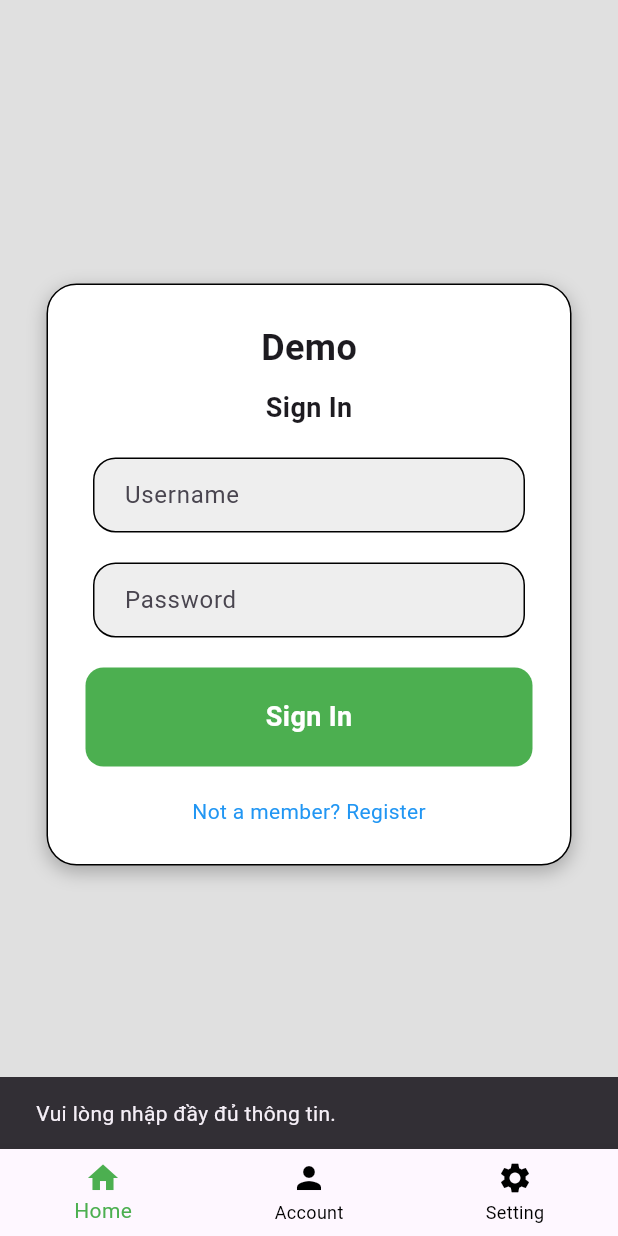
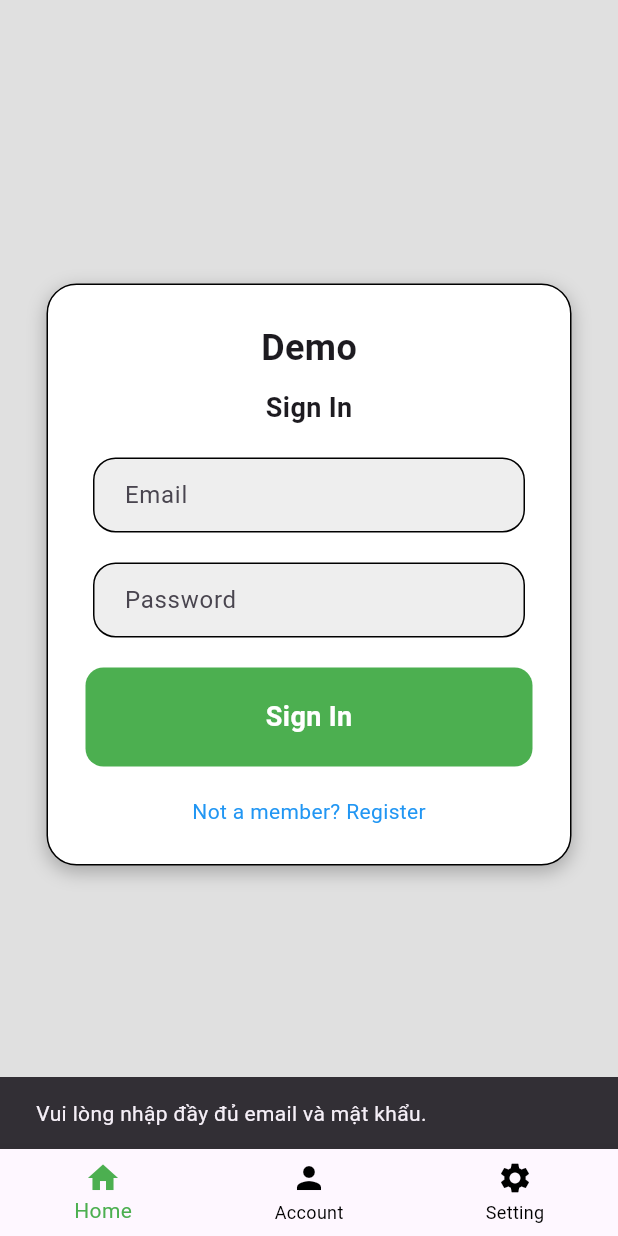
Before and after one commit to beobeottt/gmail, a Flutter app: the LoginPage screen opened directly, after a tap on "Sign In", on a phone screen of 412 x 824 dp. Run offline on Flutter 3.47's test engine with Material 3 defaults, Android fonts, the phone set to English and light mode, and no system bars; our stand-ins replace cloud_firestore, firebase_auth, firebase_core; accounts and stored records are empty.

Commit message:
Login Done

```diff
--- a/analysis_options.yaml
+++ b/analysis_options.yaml
@@ -17,6 +17,7 @@ analyzer:
     unused_field: ignore
     depend_on_referenced_packages: ignore
     use_build_context_synchronously: ignore
+    unused_local_variable: ignore
 include: package:flutter_lints/flutter.yaml
 
 linter:
--- a/lib/screens/login_page.dart
+++ b/lib/screens/login_page.dart
@@ -3,8 +3,6 @@ import 'package:khoates/screens/Account_Page.dart';
 import 'package:khoates/screens/Home_Page.dart' show HomePage;
 import 'package:khoates/screens/Setting_Page.dart';
 import 'Register_Page.dart';
-import 'package:firebase_core/firebase_core.dart';
-import '../firebase_options.dart';
 import 'package:firebase_auth/firebase_auth.dart';
 
 class LoginPage extends StatefulWidget {
@@ -22,7 +20,7 @@ class _LoginPageState extends State<LoginPage> {
     const AccountPage(),
     const SettingPage(),
   ];
-  final _usernameController = TextEditingController(); // Sửa tên controller
+  final _emailController = TextEditingController();
   final _passwordController = TextEditingController();
 
   void _onItemTapped(int index) {
@@ -33,22 +31,21 @@ class _LoginPageState extends State<LoginPage> {
 
   Future signIn() async {
     try {
-      String username = _usernameController.text.trim();
+      String email = _emailController.text.trim();
       String password = _passwordController.text.trim();
 
-      if (username.isEmpty || password.isEmpty) {
+      if (email.isEmpty || password.isEmpty) {
         ScaffoldMessenger.of(context).showSnackBar(
-          SnackBar(content: Text("Vui lòng nhập đầy đủ thông tin.")),
+          SnackBar(content: Text("Vui lòng nhập đầy đủ email và mật khẩu.")),
         );
         return;
       }
 
-      // Đăng nhập bằng FirebaseAuth với username
-      UserCredential userCredential = await FirebaseAuth.instance
-          .signInWithEmailAndPassword(
-            email: "$username@example.com",
-            password: password,
-          ); // Tạo giả email
+      // Đăng nhập bằng email thật
+      await FirebaseAuth.instance.signInWithEmailAndPassword(
+        email: email,
+        password: password,
+      );
 
       // Chuyển đến HomePage nếu đăng nhập thành công
       Navigator.pushReplacement(
@@ -115,8 +112,8 @@ class _LoginPageState extends State<LoginPage> {
             ),
             SizedBox(height: 20),
 
-            // Username (dùng cho tên người dùng)
-            buildTextField(_usernameController, 'Username'),
+            // Email field
+            buildTextField(_emailController, 'Email'),
 
             SizedBox(height: 20),
 
@@ -186,6 +183,8 @@ class _LoginPageState extends State<LoginPage> {
           child: TextField(
             controller: controller,
             obscureText: isPassword,
+            keyboardType:
+                isPassword ? TextInputType.text : TextInputType.emailAddress,
             decoration: InputDecoration(
               border: InputBorder.none,
               hintText: hintText,
```
